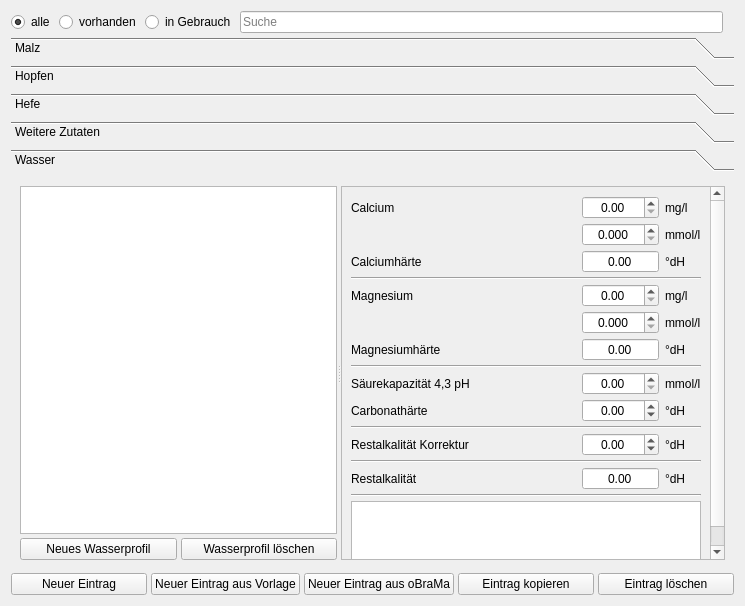
This is kleiner-brauhelfer/tabrohstoffe.ui in kleiner-brauhelfer/kleiner-brauhelfer-2 as Qt 5 draws it before an edit. The edited form follows.
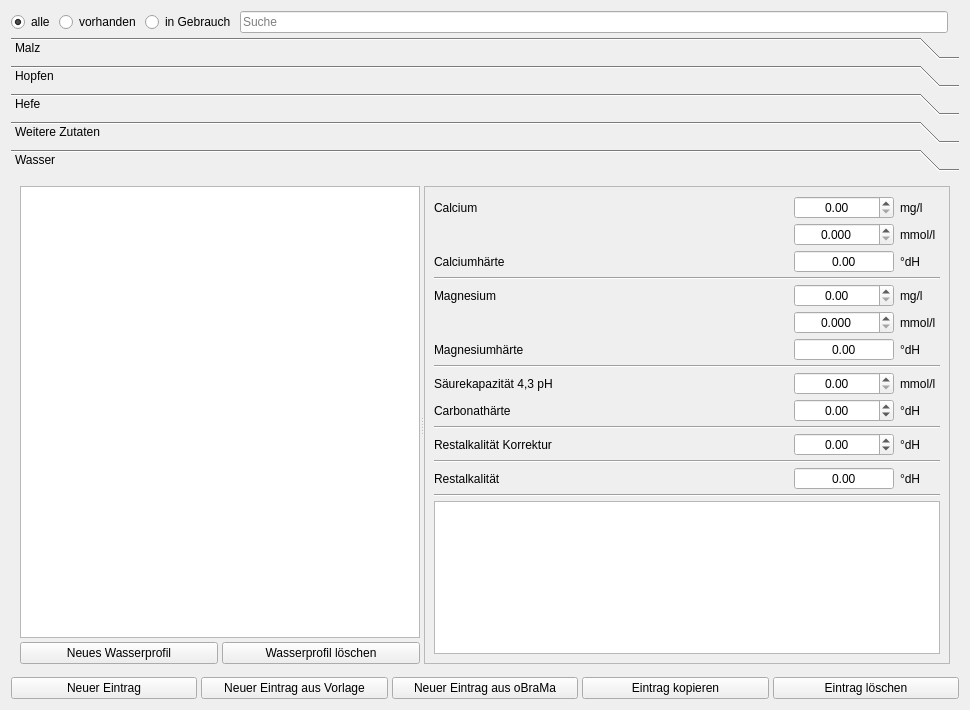
This is the edited form. The open tabs and pages were chosen to show the change. Custom widgets are drawn as their Qt base class.

The edit to the form file:
```diff
--- a/kleiner-brauhelfer/tabrohstoffe.ui
+++ b/kleiner-brauhelfer/tabrohstoffe.ui
@@ -6,8 +6,8 @@
    <rect>
     <x>0</x>
     <y>0</y>
-    <width>745</width>
-    <height>606</height>
+    <width>970</width>
+    <height>710</height>
    </rect>
   </property>
   <property name="windowTitle">
@@ -288,8 +288,8 @@
        <rect>
         <x>0</x>
         <y>0</y>
-        <width>727</width>
-        <height>398</height>
+        <width>952</width>
+        <height>496</height>
        </rect>
       </property>
       <property name="autoFillBackground">
@@ -366,8 +366,8 @@
             <rect>
              <x>0</x>
              <y>0</y>
-             <width>369</width>
-             <height>378</height>
+             <width>491</width>
+             <height>476</height>
             </rect>
            </property>
            <layout class="QGridLayout" name="gridLayout">
@@ -376,12 +376,6 @@
             </property>
             <item row="15" column="3">
              <widget class="QLabel" name="label_148">
-              <property name="minimumSize">
-               <size>
-                <width>30</width>
-                <height>0</height>
-               </size>
-              </property>
               <property name="text">
                <string>°dH</string>
               </property>
@@ -403,12 +397,6 @@
             </item>
             <item row="1" column="3">
              <widget class="QLabel" name="label_132">
-              <property name="minimumSize">
-               <size>
-                <width>30</width>
-                <height>0</height>
-               </size>
-              </property>
               <property name="text">
                <string>mmol/l</string>
               </property>
@@ -426,12 +414,6 @@
             </item>
             <item row="9" column="3">
              <widget class="QLabel" name="label_141">
-              <property name="minimumSize">
-               <size>
-                <width>30</width>
-                <height>0</height>
-               </size>
-              </property>
               <property name="text">
                <string>mmol/l</string>
               </property>
@@ -439,12 +421,6 @@
             </item>
             <item row="7" column="2">
              <widget class="DoubleSpinBox" name="tbMagnesiumhaerte">
-              <property name="minimumSize">
-               <size>
-                <width>60</width>
-                <height>0</height>
-               </size>
-              </property>
               <property name="toolTip">
                <string>&lt;html&gt;&lt;head/&gt;&lt;body&gt;&lt;p&gt;Hier wird die &lt;span style=&quot; font-weight:600;&quot;&gt;Magnesiumhärte&lt;/span&gt; in °dH berechnet. Die Magnesiumhärte wird aus den Angaben von &lt;span style=&quot; font-weight:600;&quot;&gt;Magnesium&lt;/span&gt; in mg/l nach der Formel Mg⁺ * 2,307 / 10 berechnet.&lt;/p&gt;&lt;p&gt;Aus Calciumhärte und Magnesiumhärte resultiert die &lt;span style=&quot; font-weight:600;&quot;&gt;Gesamthärte &lt;/span&gt;des Wassers. Damit kann man beurteilen, ob das Wasser weich genug ist, um damit ein Pils zu brauen oder ob es ohne Vorbehandlung doch besser ein Münchner Dunkles sein soll.&lt;/p&gt;&lt;p&gt;Die Magnesiumhärte ist ein theoretischer Zwischenwert und wird in Analysen von Wasserversorgern oft ignoriert. Brauer sollten es auch so halten.&lt;/p&gt;&lt;p&gt;Wichtig ist im Brauprozess die sogenannte &lt;span style=&quot; font-weight:600;&quot;&gt;Restalkalität&lt;/span&gt;. Sie ergibt sich aus &lt;span style=&quot; font-weight:600;&quot;&gt;säurevernichtendem HCO₃⁻ &lt;/span&gt;und&lt;span style=&quot; font-weight:600;&quot;&gt; säureförderndem Kalzium- und Magnesium&lt;/span&gt;. Malz arbeitet am besten in leicht saurer Umgebung von pH 5,2 bis 5.8. &lt;span style=&quot; font-weight:600;&quot;&gt;HCO₃⁻&lt;/span&gt; (auch Bibcarbonat, Karbonathärte, temporäre Härte) versucht diese saure Umgebung zu verhindern, Calcium und Magnesium wiederum unterstützen das Malz und seine Maischearbeit.&lt;/p&gt;&lt;p&gt;Damit erklärt sich simpel, warum mancher Bierstil mit dem einen Brauwasser funktioniert, ein anderer dagegen nicht. Mithin ist das der Grund, warum Hobbybrauer ihr Wasser vorbehandeln und Salze wie Calciumsulfat (Braugips) hinzugeben, um doch erfolgreich ein Bier oder ein IPA brauen zu können.&lt;/p&gt;&lt;/body&gt;&lt;/html&gt;</string>
               </property>
@@ -470,12 +446,6 @@
             </item>
             <item row="6" column="3">
              <widget class="QLabel" name="label_137">
-              <property name="minimumSize">
-               <size>
-                <width>30</width>
-                <height>0</height>
-               </size>
-              </property>
               <property name="text">
                <string>mmol/l</string>
               </property>
@@ -483,12 +453,6 @@
             </item>
             <item row="6" column="2">
              <widget class="DoubleSpinBox" name="tbMagnesiumMmol">
-              <property name="minimumSize">
-               <size>
-                <width>60</width>
-                <height>0</height>
-               </size>
-              </property>
               <property name="toolTip">
                <string>&lt;html&gt;&lt;head/&gt;&lt;body&gt;&lt;p&gt;Hier wird die &lt;span style=&quot; font-weight:600;&quot;&gt;Magnesiummenge&lt;/span&gt; in mmol/l eingetragen.&lt;/p&gt;&lt;p&gt;Für Angaben in &lt;span style=&quot; font-weight:600;&quot;&gt;mg/l&lt;/span&gt; kann das obenstehende Feld  benutzt werden.&lt;/p&gt;&lt;/body&gt;&lt;/html&gt;</string>
               </property>
@@ -515,12 +479,6 @@
             </item>
             <item row="4" column="2">
              <widget class="DoubleSpinBox" name="tbMagnesiumMg">
-              <property name="minimumSize">
-               <size>
-                <width>60</width>
-                <height>0</height>
-               </size>
-              </property>
               <property name="toolTip">
                <string>&lt;html&gt;&lt;head/&gt;&lt;body&gt;&lt;p&gt;Hier wird die &lt;span style=&quot; font-weight:600;&quot;&gt;Magnesiummenge&lt;/span&gt; in mg/l eingetragen.&lt;/p&gt;&lt;p&gt;Manche Wasserversorger geben diesen Wert auch mit ppm an.&lt;/p&gt;&lt;p&gt;Für Angaben in &lt;span style=&quot; font-weight:600;&quot;&gt;mmol/l&lt;/span&gt; kann das untenstehende Feld benutzt werden.&lt;/p&gt;&lt;/body&gt;&lt;/html&gt;</string>
               </property>
@@ -544,12 +502,6 @@
             </item>
             <item row="1" column="2">
              <widget class="DoubleSpinBox" name="tbCalciumMmol">
-              <property name="minimumSize">
-               <size>
-                <width>60</width>
-                <height>0</height>
-               </size>
-              </property>
               <property name="toolTip">
                <string>&lt;html&gt;&lt;head/&gt;&lt;body&gt;&lt;p&gt;Hier wird die &lt;span style=&quot; font-weight:600;&quot;&gt;Calciummenge&lt;/span&gt; in mmol/l eingetragen.&lt;/p&gt;&lt;p&gt;Für Angaben in &lt;span style=&quot; font-weight:600;&quot;&gt;mg/l&lt;/span&gt; kann das obenstehende Feld benutzt werden.&lt;/p&gt;&lt;/body&gt;&lt;/html&gt;</string>
               </property>
@@ -576,12 +528,6 @@
             </item>
             <item row="13" column="3">
              <widget class="QLabel" name="label_149">
-              <property name="minimumSize">
-               <size>
-                <width>30</width>
-                <height>0</height>
-               </size>
-              </property>
               <property name="text">
                <string>°dH</string>
               </property>
@@ -604,7 +550,7 @@
              <widget class="DoubleSpinBox" name="tbCalciumMg">
               <property name="minimumSize">
                <size>
-                <width>60</width>
+                <width>100</width>
                 <height>0</height>
                </size>
               </property>
@@ -624,12 +570,6 @@
             </item>
             <item row="4" column="3">
              <widget class="QLabel" name="label_136">
-              <property name="minimumSize">
-               <size>
-                <width>30</width>
-                <height>0</height>
-               </size>
-              </property>
               <property name="text">
                <string>mg/l</string>
               </property>
@@ -637,12 +577,6 @@
             </item>
             <item row="13" column="2">
              <widget class="DoubleSpinBox" name="tbRestalkalitaetAdd">
-              <property name="minimumSize">
-               <size>
-                <width>60</width>
-                <height>0</height>
-               </size>
-              </property>
               <property name="toolTip">
                <string>&lt;html&gt;&lt;head/&gt;&lt;body&gt;&lt;p&gt;In der Trinkwasseranalyse ist die &lt;span style=&quot; font-weight:600;&quot;&gt;Carbonathärte &lt;/span&gt;der geläufigste Ausdruck für die Restalkalität. Carbonathärte beschreibt das Verhältnis der im Wasser gelösten säurevernichtenden Carbonat- (CO₃²⁻) und Hyrogencarbonationen (HCO³⁻) und der säurefördernden Erdalkaliionen Calcium (Ca⁺) und Magnesium (Mg⁺).&lt;/p&gt;&lt;p&gt;Die Säurekapazität pH 4,3 ist das Äqivalent zur Carbonathärte (auch Temporäre Härte, Bicarbonathärte). Sie beschreibt die &lt;span style=&quot; font-weight:600;&quot;&gt;Restalkalität&lt;/span&gt; vom Standpunkt des Säureverbrauchs aus. Der Kleine Brauhelfer berechnet daher beide Werte simultan. &lt;/p&gt;&lt;p&gt;Während des Einmaischens säuert das Malz das Brauwasser an. Oft ist eine niedrige &lt;span style=&quot; font-weight:600;&quot;&gt;Restalkalität &lt;/span&gt;dabei Voraussetzung, dass die Schüttung auch im richtigen pH-Bereich arbeiten kann.&lt;/p&gt;&lt;p&gt;Wenn der gewünschte &lt;span style=&quot; font-weight:600;&quot;&gt;Bierstil&lt;/span&gt; mit dem vorhandenen Wasser nicht umzusetzen ist, greifen Hobby- und Nanobrauer gerne zu Salzen wie Braugips (Calciumsulfat), um doch noch ein leckeres Pils oder IPA zu brauen. Dabei wird das Gleichgewicht der gelösten Stoffe zugunsten der Erdalkaliionen verschoben, der Härtegrad sinkt, der richtige pH-Bereich für helles Malz wird erreicht.&lt;/p&gt;&lt;p&gt;Selten ist es umgekehrt, da ist dann ein dunkles Bier aufgrund seiner dunklen Zutaten zu sauer und der pH-Wert wird angehoben, so mit Natron oder Kalk. Das Verhältnis beider &lt;span style=&quot; font-weight:600;&quot;&gt;Antipoden &lt;/span&gt;entscheidet. Brauer machen sich das zunutze.&lt;/p&gt;&lt;/body&gt;&lt;/html&gt;</string>
               </property>
@@ -672,12 +606,6 @@
             </item>
             <item row="9" column="2">
              <widget class="DoubleSpinBox" name="tbSaeurekapazitaet">
-              <property name="minimumSize">
-               <size>
-                <width>60</width>
-                <height>0</height>
-               </size>
-              </property>
               <property name="toolTip">
                <string>&lt;html&gt;&lt;head/&gt;&lt;body&gt;&lt;p&gt;In der Trinkwaseranalyse ist die &lt;span style=&quot; font-weight:600;&quot;&gt;Säurekapazität&lt;/span&gt; ein Ausdruck für die Restalkalität. Verschiedentlich liest man in Trinkwasseranalysen auch &lt;span style=&quot; font-weight:600;&quot;&gt;Alkalität&lt;/span&gt;. Säurekapazität beschreibt das Puffervermögen des Wassers gegenüber Säuren. Sie gibt die Stabilität des pH-Wertes im Wasser an.&lt;/p&gt;&lt;p&gt;Die Säurekapazität pH 4,3 ist das Äqivalent zur Carbonathärte (auch Temporäre Härte, Bicarbonathärte). Sie beschreibt die &lt;span style=&quot; font-weight:600;&quot;&gt;Restalkalität&lt;/span&gt; vom Standpunkt des Säureverbrauchs aus. Der Kleine Brauhelfer berechnet daher beide Werte simultan. &lt;/p&gt;&lt;p&gt;Während des Einmaischens säuert das Malz das Brauwasser an. Oft ist eine niedrige &lt;span style=&quot; font-weight:600;&quot;&gt;Restalkalität &lt;/span&gt;dabei Voraussetzung, dass die Schüttung auch im richtigen pH-Bereich arbeiten kann.&lt;/p&gt;&lt;p&gt;Die Restalkalität ergibt sich aus &lt;span style=&quot; font-weight:600;&quot;&gt;säurevernichtendem HCO₃⁻ &lt;/span&gt;und&lt;span style=&quot; font-weight:600;&quot;&gt; säureförderndem Kalzium- und Magnesium&lt;/span&gt;. Malz arbeitet am besten in leicht saurer Umgebung von pH 5,2 bis 5.8. &lt;span style=&quot; font-weight:600;&quot;&gt;HCO₃⁻&lt;/span&gt; (Hydrogencarbonat) versucht diese saure Umgebung zu verhindern, Calcium und Magnesium wiederum unterstützen das Malz und seine Maischearbeit.&lt;/p&gt;&lt;p&gt;Das Verhältnis entscheidet beider &lt;span style=&quot; font-weight:600;&quot;&gt;Antipoden &lt;/span&gt;entscheidet. Brauer machen sich das zunutze.&lt;/p&gt;&lt;/body&gt;&lt;/html&gt;</string>
               </property>
@@ -696,7 +624,7 @@
              <widget class="QLabel" name="label_131">
               <property name="minimumSize">
                <size>
-                <width>30</width>
+                <width>40</width>
                 <height>0</height>
                </size>
               </property>
@@ -707,12 +635,6 @@
             </item>
             <item row="11" column="3">
              <widget class="QLabel" name="label_142">
-              <property name="minimumSize">
-               <size>
-                <width>30</width>
-                <height>0</height>
-               </size>
-              </property>
               <property name="text">
                <string>°dH</string>
               </property>
@@ -727,12 +649,6 @@
             </item>
             <item row="2" column="2">
              <widget class="DoubleSpinBox" name="tbCalciumhaerte">
-              <property name="minimumSize">
-               <size>
-                <width>60</width>
-                <height>0</height>
-               </size>
-              </property>
               <property name="toolTip">
                <string>&lt;html&gt;&lt;head/&gt;&lt;body&gt;&lt;p&gt;Hier wird die &lt;span style=&quot; font-weight:600;&quot;&gt;Calciumhärte&lt;/span&gt; in °dH berechnet. Die Calciumhärte wird  aus den Angaben von Calcium in mg/l nach der Formel Ca⁺ * 1,4 / 10 berechnet.&lt;/p&gt;&lt;p&gt;Aus Calciumhärte und Magnesiumhärte resultiert die &lt;span style=&quot; font-weight:600;&quot;&gt;Gesamthärte &lt;/span&gt;des Wassers. Damit kann man beurteilen, ob das Wasser weich genug ist, um damit ein Pils zu brauen oder ob es ohne Vorbehandlung doch besser ein Münchner Dunkles sein soll.&lt;/p&gt;&lt;p&gt;Die Calciumhärte ist ein theoretischer Zwischenwert und wird in Analysen von Wasserversorgern oft ignoriert. Brauer sollten es auch so halten.&lt;/p&gt;&lt;p&gt;Wichtig ist im Brauprozess die sogenannte &lt;span style=&quot; font-weight:600;&quot;&gt;Restalkalität&lt;/span&gt;. Sie ergibt sich aus &lt;span style=&quot; font-weight:600;&quot;&gt;säurevernichtendem HCO₃⁻ &lt;/span&gt;und&lt;span style=&quot; font-weight:600;&quot;&gt; säureförderndem Calcium- und Magnesium&lt;/span&gt;. Malz arbeitet am besten in leicht saurer Umgebung von pH 5,2 bis 5.8. &lt;span style=&quot; font-weight:600;&quot;&gt;HCO₃⁻&lt;/span&gt; (auch Bibcarbonat, Karbonathärte, temporäre Härte) versucht diese saure Umgebung zu verhindern, Calcium und Magnesium wiederum unterstützen das Malz und seine Maischearbeit.&lt;/p&gt;&lt;p&gt;Damit erklärt sich simpel, warum mancher Bierstil mit dem einen Brauwasser funktioniert, ein anderer dagegen nicht. Mithin ist das der Grund, warum Hobbybrauer ihr Wasser vorbehandeln und Salze wie Calciumsulfat (Braugips) hinzugeben, um doch erfolgreich ein Bier oder ein IPA brauen zu können.&lt;/p&gt;&lt;/body&gt;&lt;/html&gt;</string>
               </property>
@@ -758,12 +674,6 @@
             </item>
             <item row="2" column="3">
              <widget class="QLabel" name="label_144">
-              <property name="minimumSize">
-               <size>
-                <width>30</width>
-                <height>0</height>
-               </size>
-              </property>
               <property name="text">
                <string>°dH</string>
               </property>
@@ -792,12 +702,6 @@
             </item>
             <item row="15" column="2">
              <widget class="DoubleSpinBox" name="tbRestalkalitaet">
-              <property name="minimumSize">
-               <size>
-                <width>60</width>
-                <height>0</height>
-               </size>
-              </property>
               <property name="alignment">
                <set>Qt::AlignCenter</set>
               </property>
@@ -820,12 +724,6 @@
             </item>
             <item row="7" column="3">
              <widget class="QLabel" name="label_146">
-              <property name="minimumSize">
-               <size>
-                <width>30</width>
-                <height>0</height>
-               </size>
-              </property>
               <property name="text">
                <string>°dH</string>
               </property>
@@ -833,12 +731,6 @@
             </item>
             <item row="11" column="2">
              <widget class="DoubleSpinBox" name="tbCarbonathaerte">
-              <property name="minimumSize">
-               <size>
-                <width>60</width>
-                <height>0</height>
-               </size>
-              </property>
               <property name="toolTip">
                <string>&lt;html&gt;&lt;head/&gt;&lt;body&gt;&lt;p&gt;In der Trinkwasseranalyse ist die &lt;span style=&quot; font-weight:600;&quot;&gt;Carbonathärte &lt;/span&gt;der geläufigste Ausdruck für die Restalkalität. Carbonathärte beschreibt das Verhältnis der im Wasser gelösten säurevernichtenden Carbonat- (CO₃²⁻) und Hyrogencarbonationen (HCO³⁻) und der säurefördernden Erdalkaliionen Calcium (Ca⁺) und Magnesium (Mg⁺).&lt;/p&gt;&lt;p&gt;Die Säurekapazität pH 4,3 ist das Äqivalent zur Carbonathärte (auch Temporäre Härte, Bicarbonathärte). Sie beschreibt die &lt;span style=&quot; font-weight:600;&quot;&gt;Restalkalität&lt;/span&gt; vom Standpunkt des Säureverbrauchs aus. Der Kleine Brauhelfer berechnet daher beide Werte simultan. &lt;/p&gt;&lt;p&gt;Während des Einmaischens säuert das Malz das Brauwasser an. Oft ist eine niedrige &lt;span style=&quot; font-weight:600;&quot;&gt;Restalkalität &lt;/span&gt;dabei Voraussetzung, dass die Schüttung auch im richtigen pH-Bereich arbeiten kann.&lt;/p&gt;&lt;p&gt;Wenn der gewünschte &lt;span style=&quot; font-weight:600;&quot;&gt;Bierstil&lt;/span&gt; mit dem vorhandenen Wasser nicht umzusetzen ist, greifen Hobby- und Nanobrauer gerne zu Salzen wie Braugips (Calciumsulfat), um doch noch ein leckeres Pils oder IPA zu brauen. Dabei wird das Gleichgewicht der gelösten Stoffe zugunsten der Erdalkaliionen verschoben, der Härtegrad sinkt, der richtige pH-Bereich für helles Malz wird erreicht.&lt;/p&gt;&lt;p&gt;Selten ist es umgekehrt, da ist dann ein dunkles Bier aufgrund seiner dunklen Zutaten zu sauer und der pH-Wert wird angehoben, so mit Natron oder Kalk. Das Verhältnis beider &lt;span style=&quot; font-weight:600;&quot;&gt;Antipoden &lt;/span&gt;entscheidet. Brauer machen sich das zunutze.&lt;/p&gt;&lt;/body&gt;&lt;/html&gt;</string>
               </property>
```
Left out of the diff: 16 changed lines with no effect on the pictures.
